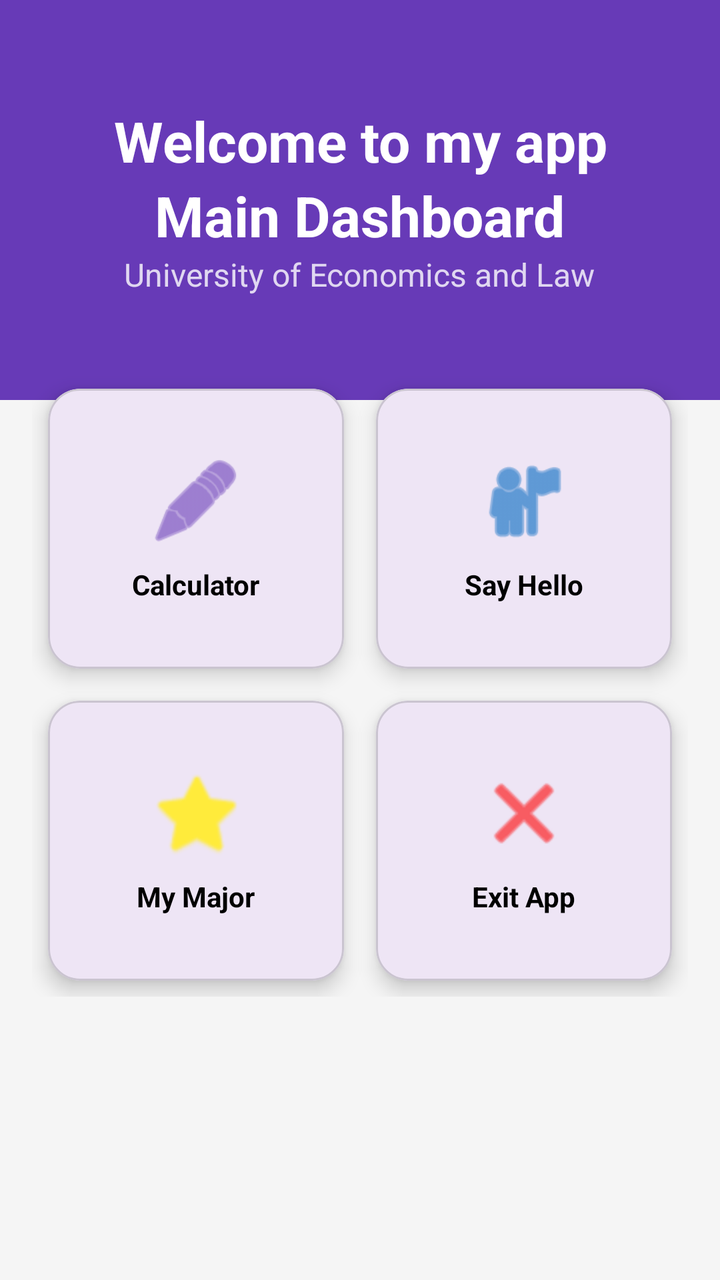
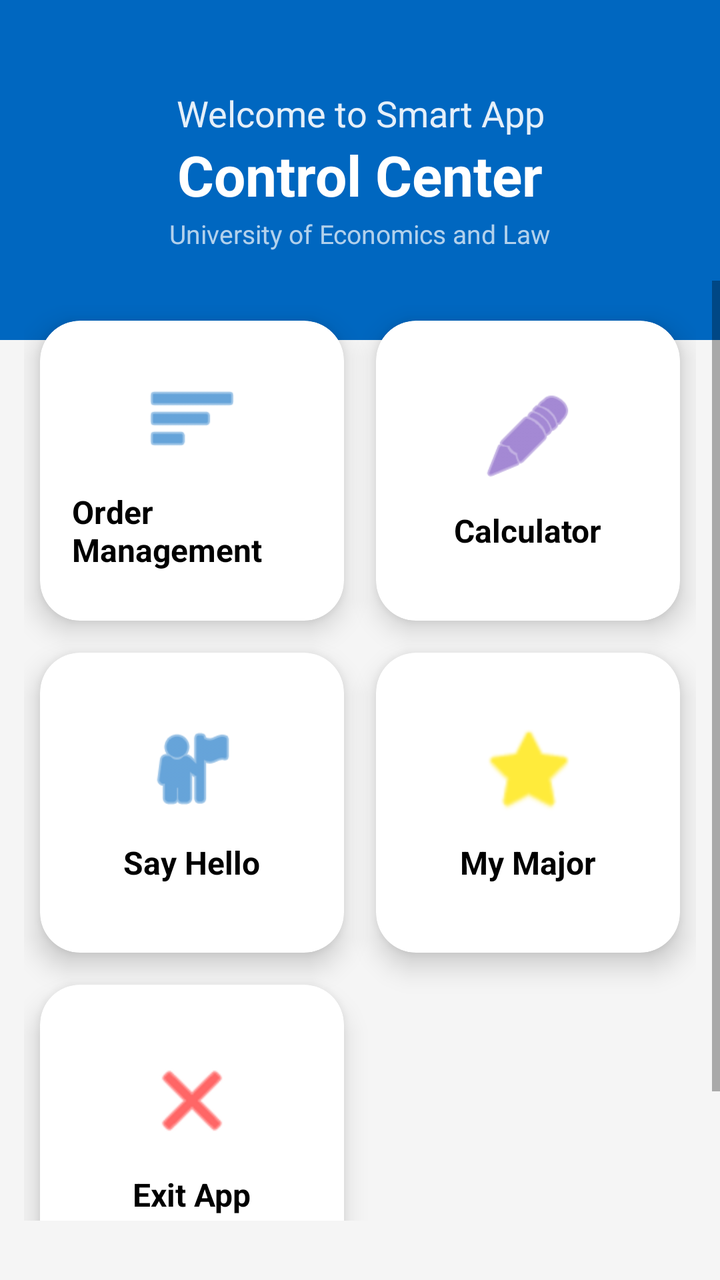

Two renders of the same Android screen: before a commit and after it. Below are the layout's source before the change and the commit's diff.
<!-- AndroidManifest.xml: application theme Theme.K23411TApp -->
<!-- res/layout/activity_main.xml -->
<?xml version="1.0" encoding="utf-8"?>
<LinearLayout xmlns:android="http://schemas.android.com/apk/res/android"
    xmlns:app="http://schemas.android.com/apk/res-auto"
    xmlns:tools="http://schemas.android.com/tools"
    android:id="@+id/main"
    android:layout_width="match_parent"
    android:layout_height="match_parent"
    android:background="@color/gray_light"
    android:orientation="vertical"
    tools:context=".MainActivity">

    
    <LinearLayout
        android:layout_width="match_parent"
        android:layout_height="200dp"
        android:background="@color/purple_primary"
        android:gravity="center"
        android:orientation="vertical"
        android:padding="24dp">

        <TextView
            android:id="@+id/txtWelcome"
            android:layout_width="match_parent"
            android:layout_height="wrap_content"
            android:text="Welcome to my app"
            android:textAlignment="center"
            android:textColor="@color/white"
            android:textSize="28sp"
            android:textStyle="bold" />

        <TextView
            android:id="@+id/txtMainDashboard"
            android:layout_width="wrap_content"
            android:layout_height="wrap_content"
            android:text="Main Dashboard"
            android:textColor="@color/white"
            android:textSize="28sp"
            android:textStyle="bold" />

        <TextView
            android:layout_width="wrap_content"
            android:layout_height="wrap_content"
            android:alpha="0.8"
            android:text="@string/str_university"
            android:textColor="@color/white"
            android:textSize="16sp" />
    </LinearLayout>

    <ScrollView
        android:layout_width="match_parent"
        android:layout_height="0dp"
        android:layout_weight="1"
        android:layout_marginTop="-30dp">

        <GridLayout
            android:layout_width="match_parent"
            android:layout_height="wrap_content"
            android:alignmentMode="alignMargins"
            android:columnCount="2"
            android:padding="16dp"
            android:rowCount="3">

            
            <com.google.android.material.card.MaterialCardView
                android:layout_width="0dp"
                android:layout_height="140dp"
                android:layout_rowWeight="1"
                android:layout_columnWeight="1"
                android:layout_margin="8dp"
                android:clickable="true"
                android:focusable="true"
                android:onClick="openCalculatorApp"
                app:cardCornerRadius="16dp"
                app:cardElevation="6dp">

                <LinearLayout
                    android:layout_width="match_parent"
                    android:layout_height="match_parent"
                    android:gravity="center"
                    android:orientation="vertical">

                    <ImageView
                        android:layout_width="48dp"
                        android:layout_height="48dp"
                        android:src="@android:drawable/ic_menu_edit"
                        app:tint="@color/purple_primary" />

                    <TextView
                        android:layout_width="wrap_content"
                        android:layout_height="wrap_content"
                        android:layout_marginTop="8dp"
                        android:text="Calculator"
                        android:textColor="@color/black"
                        android:textStyle="bold" />
                </LinearLayout>
            </com.google.android.material.card.MaterialCardView>

            
            <com.google.android.material.card.MaterialCardView
                android:layout_width="0dp"
                android:layout_height="140dp"
                android:layout_rowWeight="1"
                android:layout_columnWeight="1"
                android:layout_margin="8dp"
                android:clickable="true"
                android:focusable="true"
                android:onClick="say_hello"
                app:cardCornerRadius="16dp"
                app:cardElevation="6dp">

                <LinearLayout
                    android:layout_width="match_parent"
                    android:layout_height="match_parent"
                    android:gravity="center"
                    android:orientation="vertical">

                    <ImageView
                        android:layout_width="48dp"
                        android:layout_height="48dp"
                        android:src="@android:drawable/ic_menu_myplaces"
                        app:tint="@color/blue" />

                    <TextView
                        android:layout_width="wrap_content"
                        android:layout_height="wrap_content"
                        android:layout_marginTop="8dp"
                        android:text="Say Hello"
                        android:textColor="@color/black"
                        android:textStyle="bold" />
                </LinearLayout>
            </com.google.android.material.card.MaterialCardView>

            
            <com.google.android.material.card.MaterialCardView
                android:layout_width="0dp"
                android:layout_height="140dp"
                android:layout_rowWeight="1"
                android:layout_columnWeight="1"
                android:layout_margin="8dp"
                android:clickable="true"
                android:focusable="true"
                android:onClick="show_my_major"
                app:cardCornerRadius="16dp"
                app:cardElevation="6dp">

                <LinearLayout
                    android:layout_width="match_parent"
                    android:layout_height="match_parent"
                    android:gravity="center"
                    android:orientation="vertical">

                    <ImageView
                        android:layout_width="48dp"
                        android:layout_height="48dp"
                        android:src="@android:drawable/btn_star_big_on"
                        app:tint="@color/yellow" />

                    <TextView
                        android:layout_width="wrap_content"
                        android:layout_height="wrap_content"
                        android:layout_marginTop="8dp"
                        android:text="My Major"
                        android:textColor="@color/black"
                        android:textStyle="bold" />
                </LinearLayout>
            </com.google.android.material.card.MaterialCardView>

            
            <com.google.android.material.card.MaterialCardView
                android:layout_width="0dp"
                android:layout_height="140dp"
                android:layout_rowWeight="1"
                android:layout_columnWeight="1"
                android:layout_margin="8dp"
                android:clickable="true"
                android:focusable="true"
                android:onClick="exit_app"
                app:cardCornerRadius="16dp"
                app:cardElevation="6dp">

                <LinearLayout
                    android:layout_width="match_parent"
                    android:layout_height="match_parent"
                    android:gravity="center"
                    android:orientation="vertical">

                    <ImageView
                        android:layout_width="48dp"
                        android:layout_height="48dp"
                        android:src="@android:drawable/ic_menu_close_clear_cancel"
                        app:tint="@color/red" />

                    <TextView
                        android:layout_width="wrap_content"
                        android:layout_height="wrap_content"
                        android:layout_marginTop="8dp"
                        android:text="Exit App"
                        android:textColor="@color/black"
                        android:textStyle="bold" />
                </LinearLayout>
            </com.google.android.material.card.MaterialCardView>

        </GridLayout>
    </ScrollView>

</LinearLayout>
<!-- resources referenced by this layout -->
<resources>
  <color name="black">#FF000000</color>
  <color name="blue">#0067C0</color>
  <color name="gray_light">#F5F5F5</color>
  <color name="purple_primary">#673AB7</color>
  <color name="red">#FF0000</color>
  <color name="white">#FFFFFFFF</color>
  <color name="yellow">#FFEB3B</color>
  <string name="str_university">University of Economics and Law</string>
  <style name="Theme.K23411TApp" parent="Base.Theme.K23411TApp" />
  <style name="Base.Theme.K23411TApp" parent="Theme.Material3.DayNight.NoActionBar">
          
          
      </style>
</resources>

<!-- the commit's change to res/layout/activity_main.xml (unified diff, before → after) -->
@@ -12,72 +12,113 @@
     
     <LinearLayout
         android:layout_width="match_parent"
-        android:layout_height="200dp"
-        android:background="@color/purple_primary"
+        android:layout_height="170dp"
+        android:background="@color/blue"
         android:gravity="center"
         android:orientation="vertical"
-        android:padding="24dp">
+        android:padding="20dp">
 
         <TextView
             android:id="@+id/txtWelcome"
             android:layout_width="match_parent"
             android:layout_height="wrap_content"
-            android:text="Welcome to my app"
+            android:alpha="0.9"
+            android:text="@string/str_welcome_app"
             android:textAlignment="center"
+            android:textColor="@color/white"
+            android:textSize="18sp" />
+
+        <TextView
+            android:id="@+id/txtMainDashboard"
+            android:layout_width="wrap_content"
+            android:layout_height="wrap_content"
+            android:text="@string/str_control_center"
             android:textColor="@color/white"
             android:textSize="28sp"
             android:textStyle="bold" />
 
         <TextView
-            android:id="@+id/txtMainDashboard"
             android:layout_width="wrap_content"
             android:layout_height="wrap_content"
-            android:text="Main Dashboard"
-            android:textColor="@color/white"
-            android:textSize="28sp"
-            android:textStyle="bold" />
-
-        <TextView
-            android:layout_width="wrap_content"
-            android:layout_height="wrap_content"
-            android:alpha="0.8"
+            android:layout_marginTop="2dp"
+            android:alpha="0.7"
             android:text="@string/str_university"
             android:textColor="@color/white"
-            android:textSize="16sp" />
+            android:textSize="13sp" />
     </LinearLayout>
 
     <ScrollView
         android:layout_width="match_parent"
         android:layout_height="0dp"
+        android:layout_marginTop="-30dp"
         android:layout_weight="1"
-        android:layout_marginTop="-30dp">
+        android:clipToPadding="false"
+        android:paddingBottom="20dp">
 
         <GridLayout
             android:layout_width="match_parent"
             android:layout_height="wrap_content"
             android:alignmentMode="alignMargins"
             android:columnCount="2"
-            android:padding="16dp"
-            android:rowCount="3">
-
-            
-            <com.google.android.material.card.MaterialCardView
-                android:layout_width="0dp"
-                android:layout_height="140dp"
+            android:padding="12dp">
+
+            
+            <com.google.android.material.card.MaterialCardView
+                android:layout_width="0dp"
+                android:layout_height="150dp"
+                android:layout_rowWeight="1"
+                android:layout_columnWeight="1"
+                android:layout_margin="8dp"
+                android:clickable="true"
+                android:focusable="true"
+                android:onClick="openOrderManagement"
+                app:cardCornerRadius="20dp"
+                app:cardElevation="8dp"
+                app:rippleColor="@color/blue">
+
+                <LinearLayout
+                    android:layout_width="match_parent"
+                    android:layout_height="match_parent"
+                    android:gravity="center"
+                    android:orientation="vertical"
+                    android:padding="16dp">
+
+                    <ImageView
+                        android:layout_width="48dp"
+                        android:layout_height="48dp"
+                        android:src="@android:drawable/ic_menu_sort_by_size"
+                        app:tint="@color/blue" />
+
+                    <TextView
+                        android:layout_width="wrap_content"
+                        android:layout_height="wrap_content"
+                        android:layout_marginTop="12dp"
+                        android:text="@string/str_orders"
+                        android:textColor="@color/black"
+                        android:textSize="16sp"
+                        android:textStyle="bold" />
+                </LinearLayout>
+            </com.google.android.material.card.MaterialCardView>
+
+            
+            <com.google.android.material.card.MaterialCardView
+                android:layout_width="0dp"
+                android:layout_height="150dp"
                 android:layout_rowWeight="1"
                 android:layout_columnWeight="1"
                 android:layout_margin="8dp"
                 android:clickable="true"
                 android:focusable="true"
                 android:onClick="openCalculatorApp"
-                app:cardCornerRadius="16dp"
-                app:cardElevation="6dp">
-
-                <LinearLayout
-                    android:layout_width="match_parent"
-                    android:layout_height="match_parent"
-                    android:gravity="center"
-                    android:orientation="vertical">
+                app:cardCornerRadius="20dp"
+                app:cardElevation="8dp">
+
+                <LinearLayout
+                    android:layout_width="match_parent"
+                    android:layout_height="match_parent"
+                    android:gravity="center"
+                    android:orientation="vertical"
+                    android:padding="16dp">
 
                     <ImageView
                         android:layout_width="48dp"
@@ -88,31 +129,33 @@
                     <TextView
                         android:layout_width="wrap_content"
                         android:layout_height="wrap_content"
-                        android:layout_marginTop="8dp"
-                        android:text="Calculator"
-                        android:textColor="@color/black"
-                        android:textStyle="bold" />
-                </LinearLayout>
-            </com.google.android.material.card.MaterialCardView>
-
-            
-            <com.google.android.material.card.MaterialCardView
-                android:layout_width="0dp"
-                android:layout_height="140dp"
+                        android:layout_marginTop="12dp"
+                        android:text="@string/str_calculator"
+                        android:textColor="@color/black"
+                        android:textSize="16sp"
+                        android:textStyle="bold" />
+                </LinearLayout>
+            </com.google.android.material.card.MaterialCardView>
+
+            
+            <com.google.android.material.card.MaterialCardView
+                android:layout_width="0dp"
+                android:layout_height="150dp"
                 android:layout_rowWeight="1"
                 android:layout_columnWeight="1"
                 android:layout_margin="8dp"
                 android:clickable="true"
                 android:focusable="true"
                 android:onClick="say_hello"
-                app:cardCornerRadius="16dp"
-                app:cardElevation="6dp">
-
-                <LinearLayout
-                    android:layout_width="match_parent"
-                    android:layout_height="match_parent"
-                    android:gravity="center"
-                    android:orientation="vertical">
+                app:cardCornerRadius="20dp"
+                app:cardElevation="8dp">
+
+                <LinearLayout
+                    android:layout_width="match_parent"
+                    android:layout_height="match_parent"
+                    android:gravity="center"
+                    android:orientation="vertical"
+                    android:padding="16dp">
 
                     <ImageView
                         android:layout_width="48dp"
@@ -123,31 +166,33 @@
                     <TextView
                         android:layout_width="wrap_content"
                         android:layout_height="wrap_content"
-                        android:layout_marginTop="8dp"
-                        android:text="Say Hello"
-                        android:textColor="@color/black"
-                        android:textStyle="bold" />
-                </LinearLayout>
-            </com.google.android.material.card.MaterialCardView>
-
-            
-            <com.google.android.material.card.MaterialCardView
-                android:layout_width="0dp"
-                android:layout_height="140dp"
+                        android:layout_marginTop="12dp"
+                        android:text="@string/str_say_hello"
+                        android:textColor="@color/black"
+                        android:textSize="16sp"
+                        android:textStyle="bold" />
+                </LinearLayout>
+            </com.google.android.material.card.MaterialCardView>
+
+            
+            <com.google.android.material.card.MaterialCardView
+                android:layout_width="0dp"
+                android:layout_height="150dp"
                 android:layout_rowWeight="1"
                 android:layout_columnWeight="1"
                 android:layout_margin="8dp"
                 android:clickable="true"
                 android:focusable="true"
                 android:onClick="show_my_major"
-                app:cardCornerRadius="16dp"
-                app:cardElevation="6dp">
-
-                <LinearLayout
-                    android:layout_width="match_parent"
-                    android:layout_height="match_parent"
-                    android:gravity="center"
-                    android:orientation="vertical">
+                app:cardCornerRadius="20dp"
+                app:cardElevation="8dp">
+
+                <LinearLayout
+                    android:layout_width="match_parent"
+                    android:layout_height="match_parent"
+                    android:gravity="center"
+                    android:orientation="vertical"
+                    android:padding="16dp">
 
                     <ImageView
                         android:layout_width="48dp"
@@ -158,31 +203,33 @@
                     <TextView
                         android:layout_width="wrap_content"
                         android:layout_height="wrap_content"
-                        android:layout_marginTop="8dp"
-                        android:text="My Major"
-                        android:textColor="@color/black"
-                        android:textStyle="bold" />
-                </LinearLayout>
-            </com.google.android.material.card.MaterialCardView>
-
-            
-            <com.google.android.material.card.MaterialCardView
-                android:layout_width="0dp"
-                android:layout_height="140dp"
+                        android:layout_marginTop="12dp"
+                        android:text="@string/str_my_major_title"
+                        android:textColor="@color/black"
+                        android:textSize="16sp"
+                        android:textStyle="bold" />
+                </LinearLayout>
+            </com.google.android.material.card.MaterialCardView>
+
+            
+            <com.google.android.material.card.MaterialCardView
+                android:layout_width="0dp"
+                android:layout_height="150dp"
                 android:layout_rowWeight="1"
                 android:layout_columnWeight="1"
                 android:layout_margin="8dp"
                 android:clickable="true"
                 android:focusable="true"
                 android:onClick="exit_app"
-                app:cardCornerRadius="16dp"
-                app:cardElevation="6dp">
-
-                <LinearLayout
-                    android:layout_width="match_parent"
-                    android:layout_height="match_parent"
-                    android:gravity="center"
-                    android:orientation="vertical">
+                app:cardCornerRadius="20dp"
+                app:cardElevation="8dp">
+
+                <LinearLayout
+                    android:layout_width="match_parent"
+                    android:layout_height="match_parent"
+                    android:gravity="center"
+                    android:orientation="vertical"
+                    android:padding="16dp">
 
                     <ImageView
                         android:layout_width="48dp"
@@ -193,9 +240,10 @@
                     <TextView
                         android:layout_width="wrap_content"
                         android:layout_height="wrap_content"
-                        android:layout_marginTop="8dp"
-                        android:text="Exit App"
-                        android:textColor="@color/black"
+                        android:layout_marginTop="12dp"
+                        android:text="@string/str_exit_app"
+                        android:textColor="@color/black"
+                        android:textSize="16sp"
                         android:textStyle="bold" />
                 </LinearLayout>
             </com.google.android.material.card.MaterialCardView>
<!-- resource entries referenced after the edit -->
@@ -7,9 +7,16 @@
   <color name="red">#FF0000</color>
   <color name="white">#FFFFFFFF</color>
   <color name="yellow">#FFEB3B</color>
+  <string name="str_calculator">Calculator</string>
+  <string name="str_control_center">Control Center</string>
+  <string name="str_exit_app">Exit App</string>
+  <string name="str_my_major_title">My Major</string>
+  <string name="str_orders">Order Management</string>
+  <string name="str_say_hello">Say Hello</string>
   <string name="str_university">University of Economics and Law</string>
-  <style name="Theme.K23411TApp" parent="Base.Theme.K23411TApp" />
-  <style name="Base.Theme.K23411TApp" parent="Theme.Material3.DayNight.NoActionBar">
+  <string name="str_welcome_app">Welcome to Smart App</string>
+  <style name="Theme.K23411TApp" parent="Base.Theme.K23411TAppWithActionBar" />
+  <style name="Base.Theme.K23411TAppWithActionBar" parent="Theme.MaterialComponents.DayNight.DarkActionBar">
           
           
       </style>
